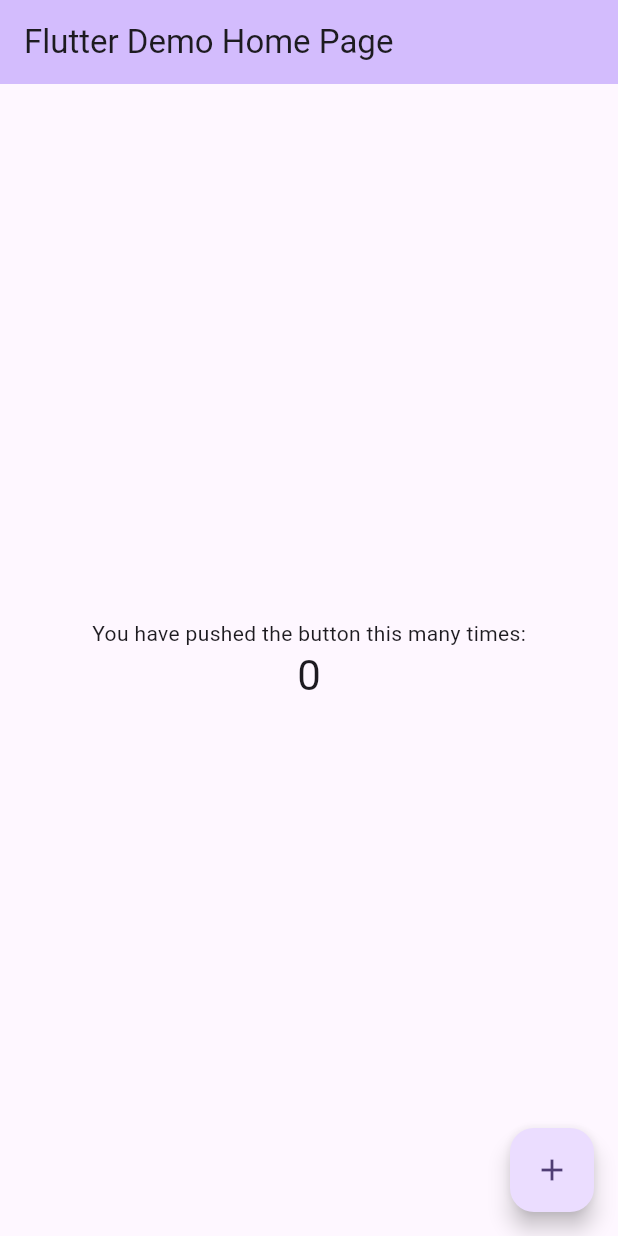
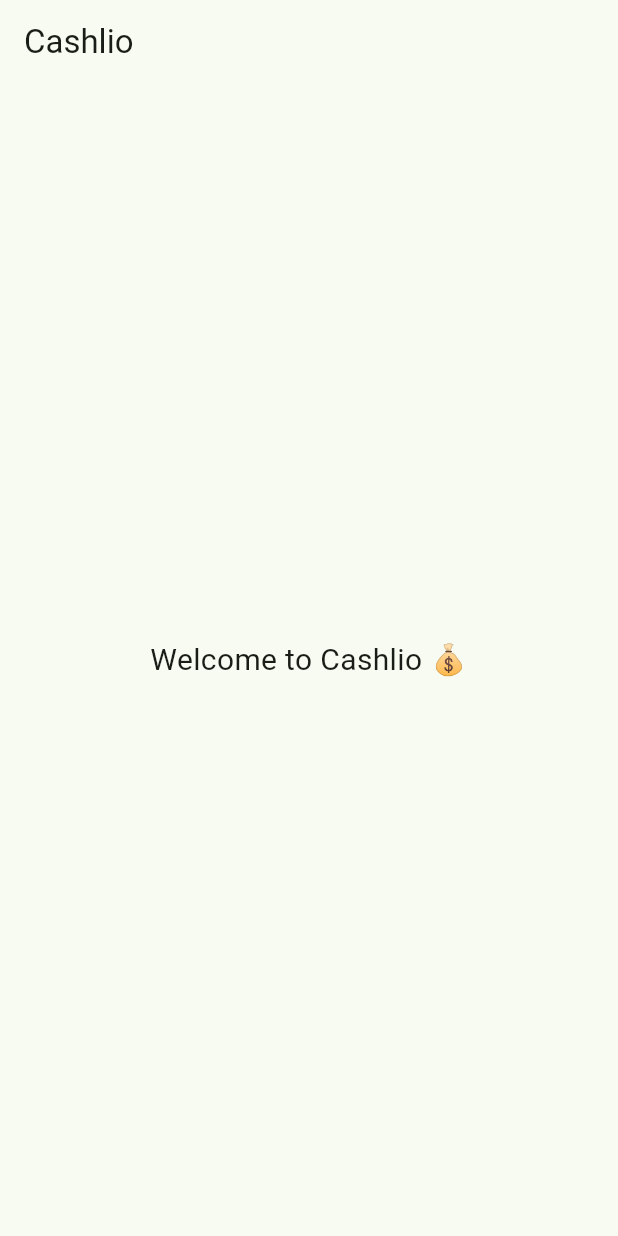
Before and after one commit to ML-CoderX/Cashlio---AI, a Flutter app: the screen it shows after launch, on a phone screen of 412 x 824 dp. Run offline on Flutter 3.47's test engine with Material 3 defaults, Android fonts, the phone set to English and light mode, and no system bars.

Commit message:
Refactor main app structure and add dashboard screen

```diff
--- /dev/null
+++ b/lib/features/dashboard/dashboard_screen.dart
@@ -0,0 +1,20 @@
+import 'package:flutter/material.dart';
+
+class DashboardScreen extends StatelessWidget {
+  const DashboardScreen({super.key});
+
+  @override
+  Widget build(BuildContext context) {
+    return Scaffold(
+      appBar: AppBar(
+        title: const Text("Cashlio"),
+      ),
+      body: const Center(
+        child: Text(
+          "Welcome to Cashlio 💰",
+          style: TextStyle(fontSize: 20),
+        ),
+      ),
+    );
+  }
+}
--- a/lib/main.dart
+++ b/lib/main.dart
@@ -1,122 +1,23 @@
 import 'package:flutter/material.dart';
+import 'features/dashboard/dashboard_screen.dart';
 
 void main() {
-  runApp(const MyApp());
+  runApp(const CashlioApp());
 }
 
-class MyApp extends StatelessWidget {
-  const MyApp({super.key});
+class CashlioApp extends StatelessWidget {
+  const CashlioApp({super.key});
 
-  // This widget is the root of your application.
   @override
   Widget build(BuildContext context) {
     return MaterialApp(
-      title: 'Flutter Demo',
+      debugShowCheckedModeBanner: false,
+      title: 'Cashlio',
       theme: ThemeData(
-        // This is the theme of your application.
-        //
-        // TRY THIS: Try running your application with "flutter run". You'll see
-        // the application has a purple toolbar. Then, without quitting the app,
-        // try changing the seedColor in the colorScheme below to Colors.green
-        // and then invoke "hot reload" (save your changes or press the "hot
-        // reload" button in a Flutter-supported IDE, or press "r" if you used
-        // the command line to start the app).
-        //
-        // Notice that the counter didn't reset back to zero; the application
-        // state is not lost during the reload. To reset the state, use hot
-        // restart instead.
-        //
-        // This works for code too, not just values: Most code changes can be
-        // tested with just a hot reload.
-        colorScheme: .fromSeed(seedColor: Colors.deepPurple),
+        colorScheme: ColorScheme.fromSeed(seedColor: Colors.green),
+        useMaterial3: true,
       ),
-      home: const MyHomePage(title: 'Flutter Demo Home Page'),
+      home: const DashboardScreen(),
     );
   }
 }
-
-class MyHomePage extends StatefulWidget {
-  const MyHomePage({super.key, required this.title});
-
-  // This widget is the home page of your application. It is stateful, meaning
-  // that it has a State object (defined below) that contains fields that affect
-  // how it looks.
-
-  // This class is the configuration for the state. It holds the values (in this
-  // case the title) provided by the parent (in this case the App widget) and
-  // used by the build method of the State. Fields in a Widget subclass are
-  // always marked "final".
-
-  final String title;
-
-  @override
-  State<MyHomePage> createState() => _MyHomePageState();
-}
-
-class _MyHomePageState extends State<MyHomePage> {
-  int _counter = 0;
-
-  void _incrementCounter() {
-    setState(() {
-      // This call to setState tells the Flutter framework that something has
-      // changed in this State, which causes it to rerun the build method below
-      // so that the display can reflect the updated values. If we changed
-      // _counter without calling setState(), then the build method would not be
-      // called again, and so nothing would appear to happen.
-      _counter++;
-    });
-  }
-
-  @override
-  Widget build(BuildContext context) {
-    // This method is rerun every time setState is called, for instance as done
-    // by the _incrementCounter method above.
-    //
-    // The Flutter framework has been optimized to make rerunning build methods
-    // fast, so that you can just rebuild anything that needs updating rather
-    // than having to individually change instances of widgets.
-    return Scaffold(
-      appBar: AppBar(
-        // TRY THIS: Try changing the color here to a specific color (to
-        // Colors.amber, perhaps?) and trigger a hot reload to see the AppBar
-        // change color while the other colors stay the same.
-        backgroundColor: Theme.of(context).colorScheme.inversePrimary,
-        // Here we take the value from the MyHomePage object that was created by
-        // the App.build method, and use it to set our appbar title.
-        title: Text(widget.title),
-      ),
-      body: Center(
-        // Center is a layout widget. It takes a single child and positions it
-        // in the middle of the parent.
-        child: Column(
-          // Column is also a layout widget. It takes a list of children and
-          // arranges them vertically. By default, it sizes itself to fit its
-          // children horizontally, and tries to be as tall as its parent.
-          //
-          // Column has various properties to control how it sizes itself and
-          // how it positions its children. Here we use mainAxisAlignment to
-          // center the children vertically; the main axis here is the vertical
-          // axis because Columns are vertical (the cross axis would be
-          // horizontal).
-          //
-          // TRY THIS: Invoke "debug painting" (choose the "Toggle Debug Paint"
-          // action in the IDE, or press "p" in the console), to see the
-          // wireframe for each widget.
-          mainAxisAlignment: .center,
-          children: [
-            const Text('You have pushed the button this many times:'),
-            Text(
-              '$_counter',
-              style: Theme.of(context).textTheme.headlineMedium,
-            ),
-          ],
-        ),
-      ),
-      floatingActionButton: FloatingActionButton(
-        onPressed: _incrementCounter,
-        tooltip: 'Increment',
-        child: const Icon(Icons.add),
-      ),
-    );
-  }
-}
--- a/pubspec.yaml
+++ b/pubspec.yaml
@@ -87,3 +87,8 @@
   #
   # For details regarding fonts from package dependencies,
   # see https://flutter.dev/to/font-from-package
+sqflite: ^2.3.0
+path_provider: ^2.1.1
+path: ^1.8.3
+intl: ^0.18.1
+fl_chart: ^0.66.0
```
Also changed, not shown: 1 other file.
